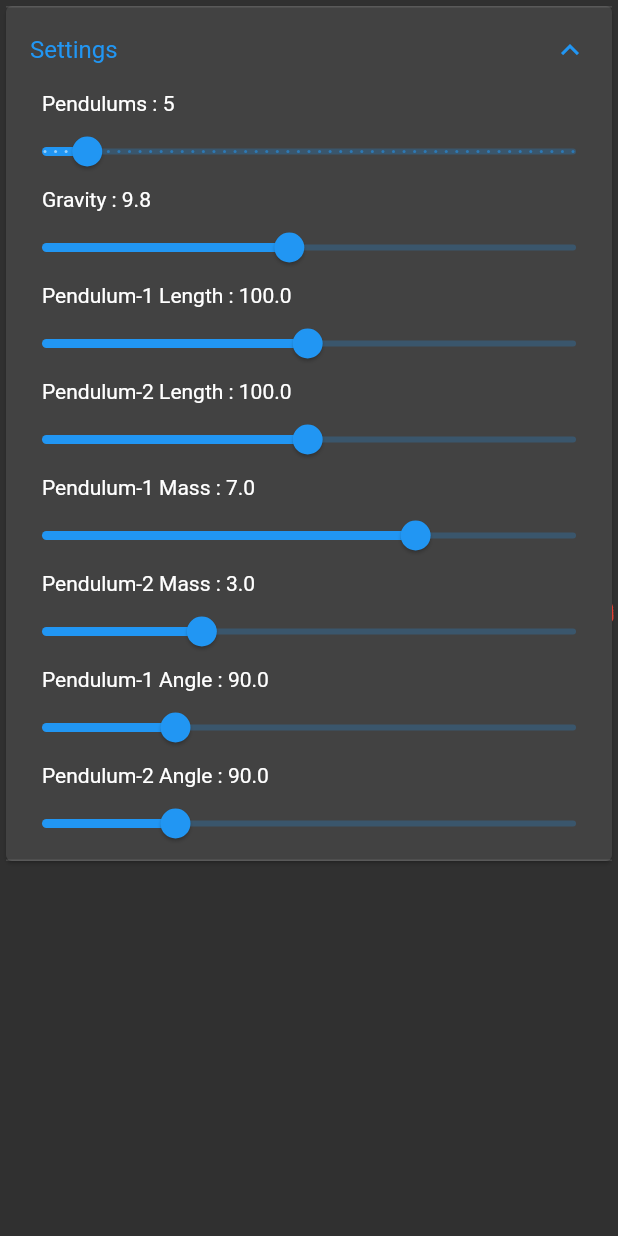
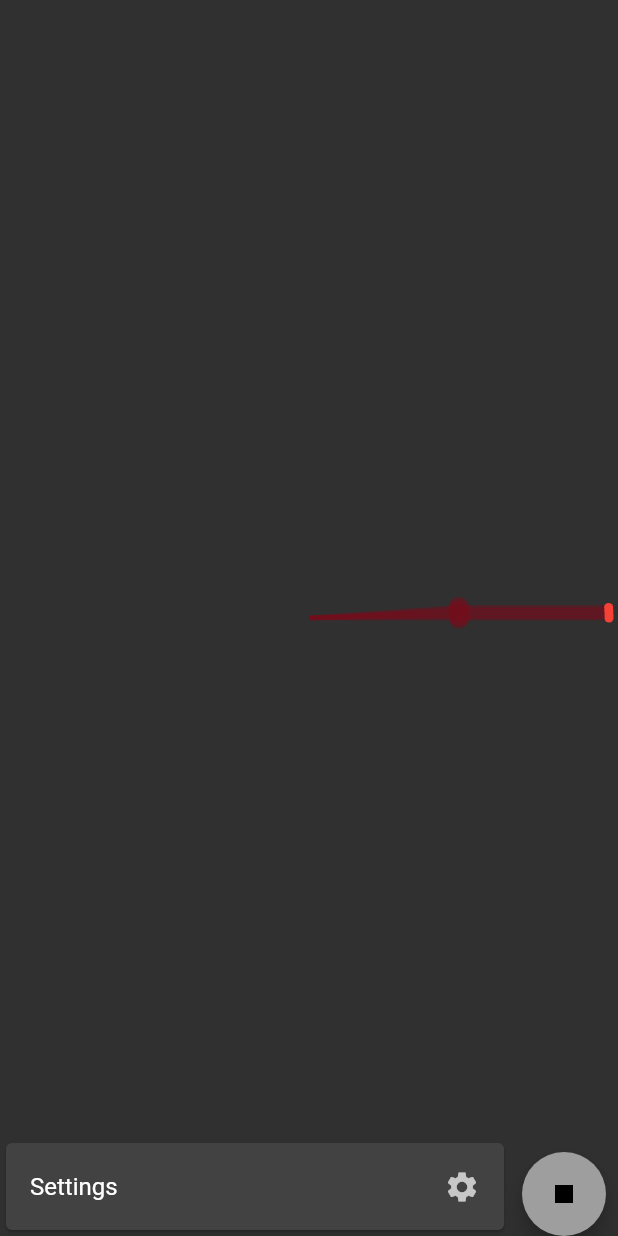
Before and after one commit to Abhilash-Chandran/flutter_DoublePendulum, a Flutter app: the screen it shows after launch, on a phone screen of 412 x 824 dp. Run offline on Flutter 3.47's test engine with Material 2 defaults, Android fonts, the phone set to English and light mode, and no system bars; statements that could not run were skipped.

Commit message:
updated some settings and layout

```diff
--- a/lib/main.dart
+++ b/lib/main.dart
@@ -14,11 +14,15 @@ class MyApp extends StatelessWidget {
       title: 'Flutter Demo',
       theme: ThemeData(
         brightness: Brightness.dark,
-        primarySwatch: Colors.blue,
+        primarySwatch: Colors.pink,
+        sliderTheme: SliderThemeData().copyWith(
+            trackHeight: 3.0, overlayShape: SliderComponentShape.noOverlay),
       ),
       home: Scaffold(
-        body: DoublePendulum(
+        body: SafeArea(
+          child: DoublePendulum(
             animationDuration: Duration(seconds: 1),
+          ),
         ),
       ),
     );
@@ -47,6 +51,7 @@ class _DoublePendulumState extends State<DoublePendulum>
   double pendulum1Angle = 90;
   double pendulum2Angle = 90;
   bool showMenu = true;
+  bool animationStopped = false;
   @override
   void initState() {
     super.initState();
@@ -60,12 +65,11 @@ class _DoublePendulumState extends State<DoublePendulum>
 
   @override
   Widget build(BuildContext context) {
-    print('main build is called.');
     final avlblSize = MediaQuery.of(context).size;
 
     pendulumManager = PendulumSimulationManager(
       noOfDoublePendulums: noOfPendulums,
-      gravity: gravity / 60,
+      gravity: gravity / 60, //Dividing gravity accross frames, assuming 60 FPS.
       pendulum1Length: pendulum1Length,
       pendulum1Mass: pendulum1Mass,
       pendulum2Length: pendulum2Length,
@@ -89,13 +93,19 @@ class _DoublePendulumState extends State<DoublePendulum>
             },
           ),
         ),
-        Container(
-          width: avlblSize.width >= 600 ? avlblSize.width / 4 : avlblSize.width,
-          alignment: Alignment.topLeft,
+        Align(
+          alignment: Alignment.bottomLeft,
+          child: Row(
+            mainAxisAlignment: MainAxisAlignment.spaceEvenly,
+            crossAxisAlignment: CrossAxisAlignment.end,
+            children: <Widget>[
+              Expanded(
+                flex: 3,
                 child: Card(
                   child: ExpansionTile(
+                    trailing: Icon(Icons.settings),
                     title: Text('Settings'),
-              initiallyExpanded: true,
+                    initiallyExpanded: avlblSize.width > 600,
                     children: <Widget>[
                       ListView(
                         shrinkWrap: true,
@@ -195,13 +205,34 @@ class _DoublePendulumState extends State<DoublePendulum>
                     ],
                   ),
                 ),
-        )
+              ),
+              if (avlblSize.width > 600) Spacer(flex: 5),
+              Padding(
+                padding: const EdgeInsets.symmetric(horizontal: 8.0),
+                child: FloatingActionButton(
+                  backgroundColor: Theme.of(context).primaryColorLight,
+                  onPressed: () {
+                    setState(() {
+                      animationStopped = !animationStopped;
+                      animationStopped
+                          ? _animationController.reset()
+                          : _animationController.repeat();
+                    });
+                  },
+                  child: animationStopped
+                      ? Icon(Icons.play_arrow)
+                      : Icon(Icons.stop),
+                ),
+              ),
+            ],
+          ),
+        ),
       ],
     );
   }
 }
 
-final pendulumPaint = Paint()..strokeWidth = 4.0;
+final pendulumPaint = Paint()..strokeWidth = 3.0;
 final pendulum2MassPaint = Paint()
   ..color = Colors.red
   ..style = PaintingStyle.fill;
@@ -237,6 +268,7 @@ class DoublePendulumPainter extends CustomPainter {
       // draws the bob for the second pendulum
       canvas.drawCircle(pendulumPaintInfo[1].endPoint,
           pendulumPaintInfo[1].mass, pendulumPaint..color = Colors.red);
+      // draws the trail points.
       canvas.drawPoints(
           PointMode.lines, pendulumPaintInfo[1].trailPoints, _trailPaint);
     });
@@ -276,11 +308,12 @@ class PendulumSimulationManager {
   void initializePendulums() {
     for (int i = 0; i < noOfDoublePendulums; i++) {
       PendulumInfo pendulum1 = PendulumInfo(
-        angle: pendulum1Angle + (i * 0.0174533),
+        angle: pendulum1Angle +
+            (i * 0.0174533), // to account for degrees to radians.
         length: pendulum1Length,
         mass: pendulum1Mass,
         origin: Offset.zero,
-        vel: 0,
+        angularVel: 0,
         acc: 0,
       );
       PendulumInfo pendulum2 = PendulumInfo(
@@ -288,7 +321,7 @@ class PendulumSimulationManager {
         length: pendulum2Length,
         mass: pendulum2Mass,
         origin: pendulum1.endPoint,
-        vel: 0,
+        angularVel: 0,
         acc: 0,
       );
       allDoublePendulums.add([pendulum1, pendulum2]);
@@ -297,13 +330,13 @@ class PendulumSimulationManager {
 
   void reEstimateAngles() {
     allDoublePendulums.forEach((List<PendulumInfo> pendulums) {
-      pendulums[0].vel += _simulatedAnglePendulum1(pendulums);
-      pendulums[1].vel += _simulatedAnglePendulum2(pendulums);
-      pendulums[0].angle += pendulums[0].vel;
-      pendulums[1].angle += pendulums[1].vel;
+      pendulums[0].angularVel += _simulatedAnglePendulum1(pendulums);
+      pendulums[1].angularVel += _simulatedAnglePendulum2(pendulums);
+      pendulums[0].angle += pendulums[0].angularVel;
+      pendulums[1].angle += pendulums[1].angularVel;
       pendulums[1].origin = pendulums[0].endPoint;
       pendulums[1].trailPoints.add(pendulums[1].endPoint);
-      if (pendulums[1].trailPoints.length > 50)
+      if (pendulums[1].trailPoints.length > 200)
         pendulums[1].trailPoints.removeAt(0);
     });
   }
@@ -312,33 +345,34 @@ class PendulumSimulationManager {
     PendulumInfo p1 = pendulums[0];
     PendulumInfo p2 = pendulums[1];
 
-    double part1 = -gravity * (2 * p1.mass + p2.mass) * sin(p1.angle) -
-        p2.mass * gravity * sin(p1.angle - 2 * p2.angle);
-
-    double part2 = 2 *
-        sin(p1.angle - p2.angle) *
-        p2.mass *
-        (pow(p2.vel, 2) * p2.length +
-            pow(p1.vel, 2) * p1.length * cos(p1.angle - p2.angle));
+    double numerator = (-gravity * (2 * p1.mass + p2.mass)) *
+            (sin(p1.angle) - p2.mass * gravity * sin(p1.angle - 2 * p2.angle)) -
+        (2 * sin(p1.angle - p2.angle) * p2.mass) *
+            (pow(p2.angularVel, 2) * p2.length +
+                pow(p1.angularVel, 2) * p1.length * cos(p1.angle - p2.angle));
 
     double denominator = p1.length *
         (2 * p1.mass + p2.mass - p2.mass * cos(2 * p1.angle - 2 * p2.angle));
 
-    return (part1 - part2) / denominator;
+    return numerator / denominator;
   }
 
   double _simulatedAnglePendulum2(List<PendulumInfo> pendulums) {
     PendulumInfo p1 = pendulums[0];
     PendulumInfo p2 = pendulums[1];
-    double part1 = 2 *
+    double numerator = 2 *
         sin(p1.angle - p2.angle) *
-        (p1.vel * p1.vel * p1.length * (p1.mass + p2.mass) +
+        (p1.angularVel * p1.angularVel * p1.length * (p1.mass + p2.mass) +
             gravity * (p1.mass + p2.mass) * cos(p1.angle) +
-            p2.vel * p2.vel * p2.length * p2.mass * cos(p1.angle - p2.angle));
+            p2.angularVel *
+                p2.angularVel *
+                p2.length *
+                p2.mass *
+                cos(p1.angle - p2.angle));
     double denominator = p2.length *
         (2 * p1.mass + p2.mass - p2.mass * cos(2 * p1.angle - 2 * p2.angle));
 
-    return part1 / denominator;
+    return numerator / denominator;
   }
 
   List<List<PendulumInfo>> get allPendudlums => allDoublePendulums;
--- a/lib/pendulum_info.dart
+++ b/lib/pendulum_info.dart
@@ -5,23 +5,24 @@ class PendulumInfo {
   double length;
   double mass;
   double angle;
-  Color paintColor = Color(Random().nextInt(0xffffffff));
 
-  Offset origin;
-  List<Offset> trailPoints = [];
-
-  /// Velocity
-  double vel;
+  ///Angular Velocity
+  double angularVel;
 
   /// acceleration
   double acc;
+
+  // Canvas related
+  Color paintColor = Color(Random().nextInt(0xffffffff));
+  Offset origin;
+  List<Offset> trailPoints = [];
 
   PendulumInfo(
       {this.length,
       this.mass,
       this.angle,
       this.origin,
-      this.vel = 1,
+      this.angularVel = 1,
       this.acc = 1});
 
   Offset get endPoint =>
--- a/lib/slider_with_label.dart
+++ b/lib/slider_with_label.dart
@@ -35,16 +35,14 @@ class _SliderWithLabelState extends State<SliderWithLabel> {
 
   @override
   Widget build(BuildContext context) {
-    return Column(
+    return Padding(
+      padding: const EdgeInsets.all(4.0),
+      child: Column(
         crossAxisAlignment: CrossAxisAlignment.start,
+        mainAxisAlignment: MainAxisAlignment.spaceAround,
         children: <Widget>[
-        Padding(
-          padding: const EdgeInsets.only(left: 24.0),
-          child: Text(
-              widget.widgetLabel + value.toStringAsFixed(widget.showNDecimal)),
-        ),
+          Text(widget.widgetLabel + value.toStringAsFixed(widget.showNDecimal)),
           Slider(
-            label: value.toStringAsFixed(widget.showNDecimal),
               divisions: widget.division,
               value: value,
               min: widget.min,
@@ -56,6 +54,7 @@ class _SliderWithLabelState extends State<SliderWithLabel> {
                 });
               }),
         ],
+      ),
     );
   }
 }
```
Also changed, not shown: dartdoc_options.yaml (added). Lines whose indentation alone changed are shown as unchanged.
